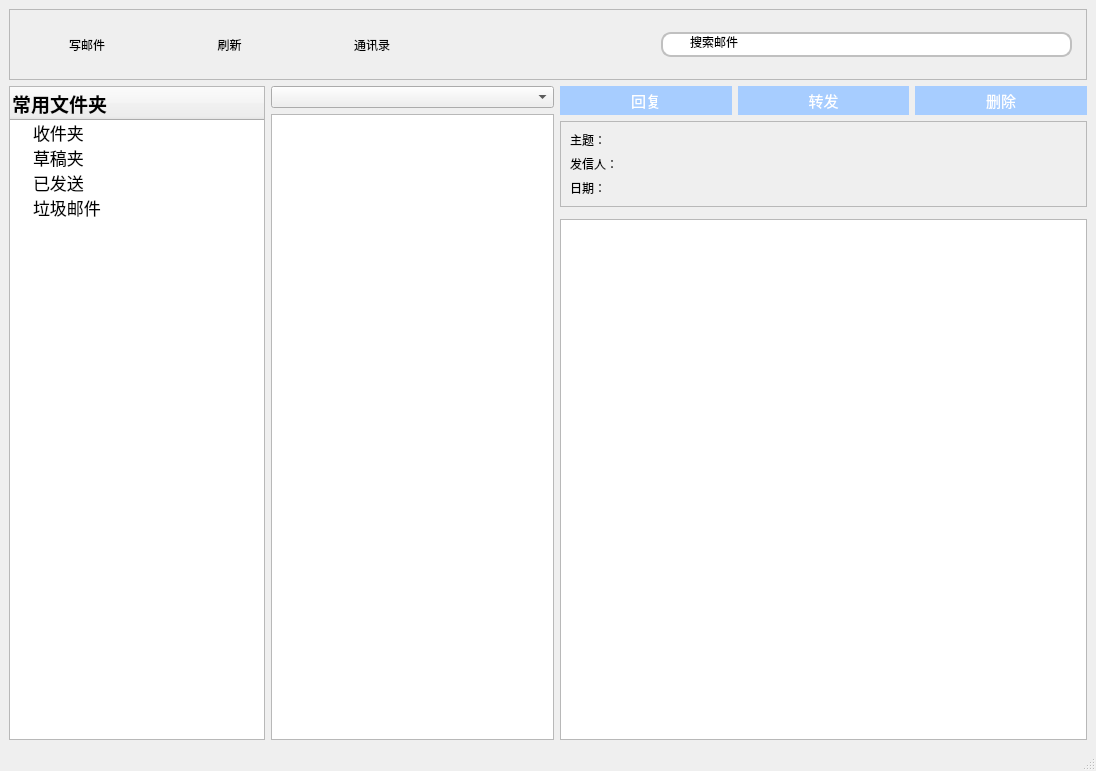
This is foxmail/ui/mainwindow - 副本.ui in newhustdebug/pxmail as Qt 5 draws it before an edit. The edited form follows.
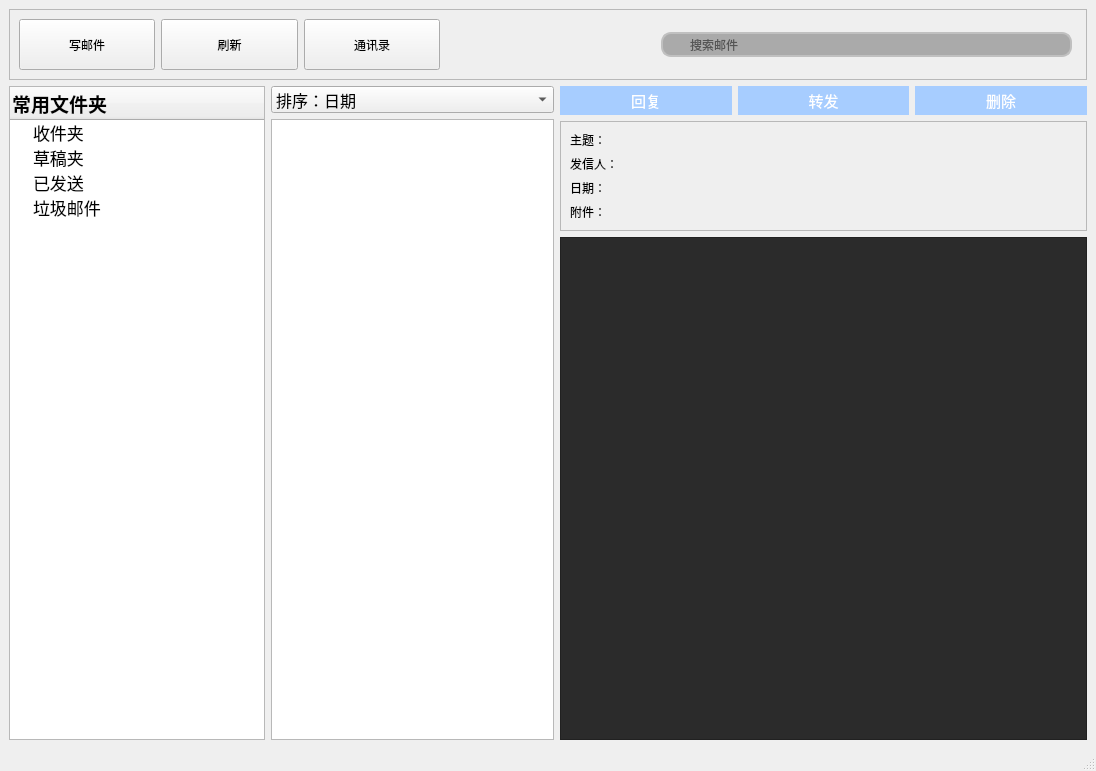
This is the edited form. Icons and pictures are not drawn.

What changed in the file:
```diff
--- a/foxmail/ui/mainwindow - 副本.ui
+++ b/foxmail/ui/mainwindow - 副本.ui
@@ -10,9 +10,6 @@
     <height>771</height>
    </rect>
   </property>
-  <property name="contextMenuPolicy">
-   <enum>Qt::CustomContextMenu</enum>
-  </property>
   <property name="windowTitle">
    <string>Foxmail</string>
   </property>
@@ -20,6 +17,9 @@
    <iconset>
     <normaloff>logo.png</normaloff>logo.png</iconset>
   </property>
+  <property name="styleSheet">
+   <string notr="true"/>
+  </property>
   <property name="toolButtonStyle">
    <enum>Qt::ToolButtonTextBesideIcon</enum>
   </property>
@@ -45,7 +45,7 @@
             </size>
            </property>
            <property name="styleSheet">
-            <string notr="true">QPushButton{
+            <string notr="true">/*QPushButton{
 
 border: none;
 
@@ -58,7 +58,7 @@
   background-color: qconicalgradient(cx:0.5, cy:0.522909, angle:179.9, stop:0.494318 rgba(134, 198, 233, 255), stop:0.5 rgba(206, 234, 248, 255));
  
 }
-</string>
+*/</string>
            </property>
            <property name="text">
             <string>写邮件</string>
@@ -84,7 +84,7 @@
             </size>
            </property>
            <property name="styleSheet">
-            <string notr="true">QPushButton{
+            <string notr="true">/*QPushButton{
 
 border: none;
 
@@ -96,7 +96,7 @@
 QPushButton:pressed{
   background-color: qconicalgradient(cx:0.5, cy:0.522909, angle:179.9, stop:0.494318 rgba(134, 198, 233, 255), stop:0.5 rgba(206, 234, 248, 255));
  
-}
+}*/
 </string>
            </property>
            <property name="text">
@@ -123,7 +123,7 @@
             </size>
            </property>
            <property name="styleSheet">
-            <string notr="true">QPushButton{
+            <string notr="true">/*QPushButton{
 
 border: none;
 
@@ -136,7 +136,7 @@
   background-color: qconicalgradient(cx:0.5, cy:0.522909, angle:179.9, stop:0.494318 rgba(134, 198, 233, 255), stop:0.5 rgba(206, 234, 248, 255));
  
 }
-</string>
+*/</string>
            </property>
            <property name="text">
             <string>通讯录</string>
@@ -201,13 +201,16 @@
              </size>
             </property>
             <property name="styleSheet">
-             <string notr="true">background-color: white;
+             <string notr="true">
 border:2px solid gray;
 border-top-left-radius:10px;
 border-bottom-left-radius:10px;
 padding:2px 2px;
 border-right: none; 
-border-color:silver;</string>
+border-color:silver;
+
+background-color: #AAA;
+color: #000;</string>
             </property>
             <property name="text">
              <string/>
@@ -241,9 +244,16 @@
 border-right:0px;
 border-color:silver;
 
+background-color: #AAA;
+    color: #000;
+   /*border: 2px solid #555;*/
+
 </string>
             </property>
             <property name="text">
+             <string/>
+            </property>
+            <property name="placeholderText">
              <string>搜索邮件</string>
             </property>
            </widget>
@@ -263,14 +273,19 @@
              </size>
             </property>
             <property name="styleSheet">
-             <string notr="true">background-color: white;
+             <string notr="true">
 border:2px solid gray;
 border-top-right-radius:10px;
 border-bottom-right-radius:10px;
 padding:2px 2px;
 border-color:silver;
 border-left:none;
-color: silver;</string>
+
+
+background-color: #AAA;
+color: #000;
+
+</string>
             </property>
             <property name="text">
              <string/>
@@ -287,7 +302,7 @@
      </widget>
     </item>
     <item>
-     <layout class="QHBoxLayout" name="horizontalLayout_3" stretch="0,2,0">
+     <layout class="QHBoxLayout" name="horizontalLayout_3" stretch="0,2,3">
       <item>
        <widget class="QTreeWidget" name="treeMailWidget">
         <attribute name="headerVisible">
@@ -378,13 +393,60 @@
       <item>
        <layout class="QVBoxLayout" name="verticalLayout">
         <item>
-         <widget class="QComboBox" name="comboBox"/>
+         <widget class="QComboBox" name="comboBox">
+          <property name="font">
+           <font>
+            <pointsize>12</pointsize>
+           </font>
+          </property>
+          <item>
+           <property name="text">
+            <string>排序：日期</string>
+           </property>
+          </item>
+          <item>
+           <property name="text">
+            <string>排序：发信人</string>
+           </property>
+          </item>
+          <item>
+           <property name="text">
+            <string>排序：主题</string>
+           </property>
+          </item>
+         </widget>
         </item>
         <item>
-         <widget class="QListWidget" name="listEmails">
+         <widget class="QTreeWidget" name="listEmails">
           <property name="contextMenuPolicy">
            <enum>Qt::CustomContextMenu</enum>
           </property>
+          <property name="styleSheet">
+           <string notr="true"/>
+          </property>
+          <property name="editTriggers">
+           <set>QAbstractItemView::DoubleClicked|QAbstractItemView::EditKeyPressed</set>
+          </property>
+          <property name="alternatingRowColors">
+           <bool>false</bool>
+          </property>
+          <property name="autoExpandDelay">
+           <number>-1</number>
+          </property>
+          <property name="expandsOnDoubleClick">
+           <bool>true</bool>
+          </property>
+          <property name="columnCount">
+           <number>1</number>
+          </property>
+          <attribute name="headerVisible">
+           <bool>false</bool>
+          </attribute>
+          <column>
+           <property name="text">
+            <string notr="true">1</string>
+           </property>
+          </column>
          </widget>
         </item>
        </layout>
@@ -590,17 +652,61 @@
              </item>
             </layout>
            </item>
+           <item>
+            <layout class="QHBoxLayout" name="horizontalLayout_9" stretch="1,4">
+             <item>
+              <widget class="QLabel" name="attachlabel">
+               <property name="text">
+                <string>附件：</string>
+               </property>
+              </widget>
+             </item>
+             <item>
+              <widget class="QPushButton" name="attachdisplay">
+               <property name="contextMenuPolicy">
+                <enum>Qt::CustomContextMenu</enum>
+               </property>
+               <property name="styleSheet">
+                <string notr="true">QPushButton{
+
+border: none;
+
+}
+QPushButton:hover{
+  background-color: qconicalgradient(cx:0.5, cy:0.522909, angle:179.9, stop:0.494318 rgba(181, 225, 250, 255), stop:0.5 rgba(222, 242, 251, 255));
+
+}
+QPushButton:pressed{
+  background-color: qconicalgradient(cx:0.5, cy:0.522909, angle:179.9, stop:0.494318 rgba(134, 198, 233, 255), stop:0.5 rgba(206, 234, 248, 255));
+ 
+}
+</string>
+               </property>
+               <property name="text">
+                <string/>
+               </property>
+               <property name="icon">
+                <iconset>
+                 <normaloff>attachicon1.png</normaloff>attachicon1.png</iconset>
+               </property>
+              </widget>
+             </item>
+            </layout>
+           </item>
           </layout>
          </widget>
         </item>
-        <item>
-         <widget class="QWidget" name="widget" native="true"/>
-        </item>
         <item>
          <widget class="QTextBrowser" name="emailPreview">
           <property name="acceptDrops">
            <bool>false</bool>
           </property>
+          <property name="styleSheet">
+           <string notr="true">QTextBrowser{
+	font-family:'Consolas'; 
+	color: #ccc; 
+	background-color: #2b2b2b;}</string>
+          </property>
          </widget>
         </item>
        </layout>
```
Left out of the diff: 44 changed lines with no effect on the pictures.
